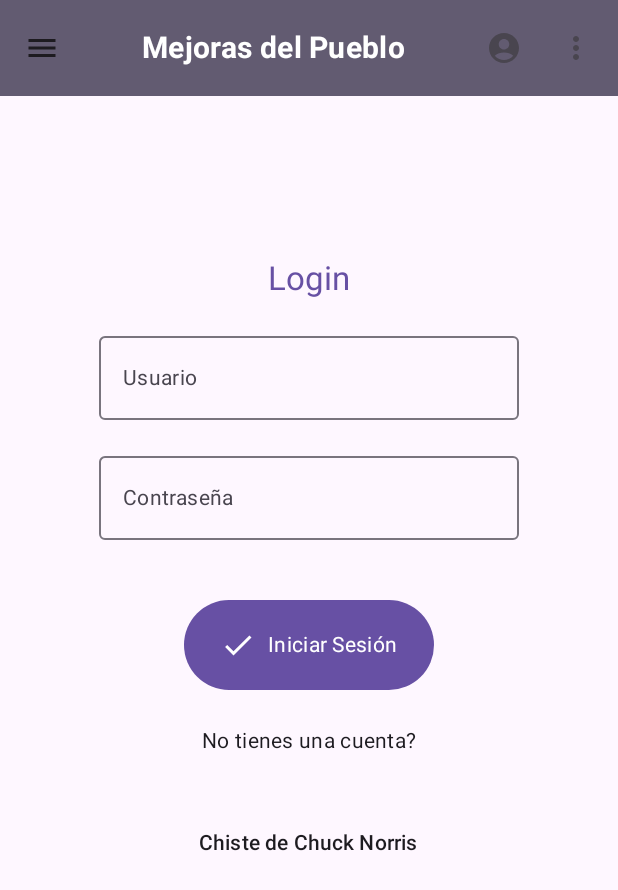
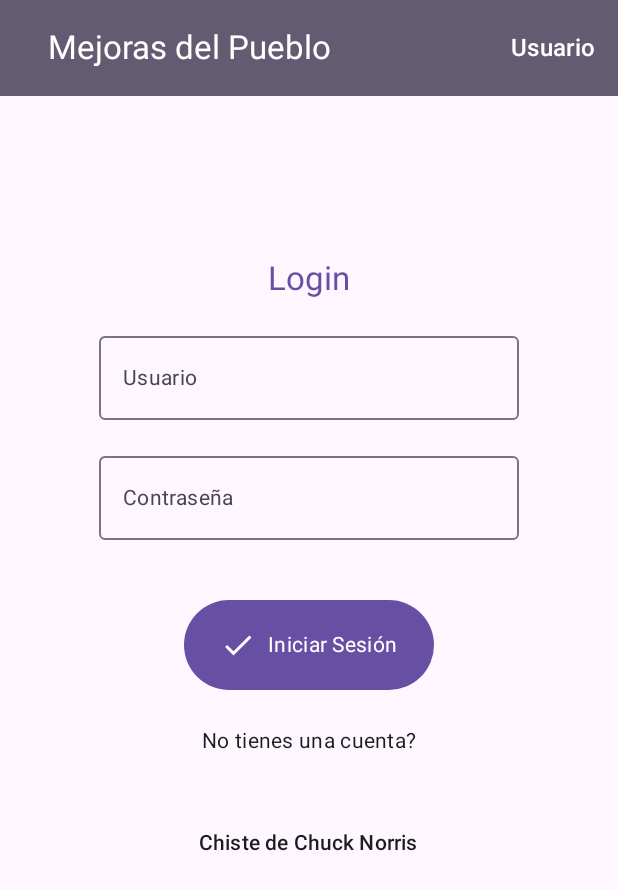
Before and after one commit to Miudo0/MejorasDelPueblo, an Android app built with Jetpack Compose: the screen it shows after launch (MainActivity), on a phone screen of 412 x 824 dp. Shown: the top 890 px of the screen. Run offline under Robolectric (Android 15) with nearby library versions, the phone set to English and light mode, and no system bars; our stand-ins replace Room's generated code; libraries missing offline, so code that uses them is left out: com.jakewharton.retrofit2; network calls fail; 1 statement that could not run was skipped.

Commit message:
Diversos cambios en bdd

```diff
--- a/app/src/main/java/com/empresa/aplicacion/data/MejorasSqliteContrato.kt
+++ b/app/src/main/java/com/empresa/aplicacion/data/SqlLite/MejorasSqliteContrato.kt
@@ -1,4 +1,4 @@
-package com.empresa.aplicacion.data
+package com.empresa.aplicacion.data.SqlLite
 
 import android.provider.BaseColumns
 
--- a/app/src/main/java/com/empresa/aplicacion/data/UsuariosRegistradosDbHelper.kt
+++ b/app/src/main/java/com/empresa/aplicacion/data/SqlLite/UsuariosRegistradosDbHelper.kt
@@ -1,16 +1,17 @@
-package com.empresa.aplicacion.data
+package com.empresa.aplicacion.data.SqlLite
 
 import android.content.Context
 import android.database.sqlite.SQLiteDatabase
 import android.database.sqlite.SQLiteOpenHelper
 import android.provider.BaseColumns
-import androidx.room.Database
+import android.util.Log
 
 
 class UsuariosRegistradosDbHelper(context: Context) :
     SQLiteOpenHelper(context, DATABASE_NAME, null, DATABASE_VERSION) {
     override fun onCreate(db: SQLiteDatabase) {
         db.execSQL(SQL_CREATE_ENTRIES)
+        Log.d("SqlLite", "Se ha creado la base de datos")
         db.execSQL(SQL_INICIAL_USER)
     }
 
@@ -20,7 +21,7 @@ class UsuariosRegistradosDbHelper(context: Context) :
     }
 
     companion object {
-        public const val DATABASE_NAME = "UsuariosRegistrados.db";
+        const val DATABASE_NAME = "UsuariosRegistrados.db";
         private const val DATABASE_VERSION = 1
     }
 }
--- a/app/src/main/java/com/empresa/aplicacion/ui/AppBar.kt
+++ b/app/src/main/java/com/empresa/aplicacion/ui/AppBar.kt
@@ -1,5 +1,7 @@
 package com.empresa.aplicacion.ui
 
+import androidx.compose.foundation.layout.Row
+import androidx.compose.foundation.layout.Spacer
 import androidx.compose.foundation.layout.fillMaxWidth
 import androidx.compose.foundation.layout.padding
 import androidx.compose.material.icons.Icons
@@ -16,9 +18,11 @@ import androidx.compose.material3.TopAppBarDefaults
 import androidx.compose.runtime.Composable
 import androidx.compose.ui.Modifier
 import androidx.compose.ui.graphics.Color
+import androidx.compose.ui.res.colorResource
 import androidx.compose.ui.res.stringResource
 import androidx.compose.ui.text.font.FontWeight
 import androidx.compose.ui.text.style.TextAlign
+import androidx.compose.ui.tooling.preview.Preview
 import androidx.compose.ui.unit.dp
 import androidx.compose.ui.unit.sp
 import com.empresa.aplicacion.R
@@ -27,57 +31,75 @@ import com.empresa.aplicacion.R
 @OptIn(ExperimentalMaterial3Api::class)
 @Composable
 fun AplicacionTopAppBar() {
-    TopAppBar(//Para ponerle botones
+    TopAppBar(
         colors = TopAppBarDefaults.topAppBarColors(
             MaterialTheme.colorScheme.secondary
         ),
-        navigationIcon = {//agregar el icono en la parte derecha
+//        navigationIcon = {//agregar el icono en la parte derecha
+//
+//            IconButton(onClick = { /* No hacer nada por el momento */ }) {
+//                Icon(
+//                    Icons.Filled.Menu,
+//                    contentDescription = "Menu",
+//
+//                    )
+//            }
+//        },
+        title = {
+            Row (
+                modifier = Modifier
+                    .fillMaxWidth(),
+                verticalAlignment = androidx.compose.ui.Alignment.CenterVertically
 
-            IconButton(onClick = { /* No hacer nada por el momento */ }) {
-                Icon(
-                    Icons.Filled.Menu,
-                    contentDescription = "Menu",
-
-                    )
-            }
-        },
-        title = {
-
-            Text(
-                text = stringResource(R.string.titulo_aplicacion),
-                color = Color.White,
-                modifier = Modifier
-                    .padding(16.dp)
-                    .fillMaxWidth(),
-
-                style = MaterialTheme.typography.titleMedium,
-                fontWeight = FontWeight.Bold,
-                fontSize = 20.sp,
-                textAlign = TextAlign.Center
+            ){
+                Text(
+                    text = stringResource(R.string.titulo_aplicacion),
+                    color = colorResource(id = R.color.white),
+                    modifier = Modifier
+                        .padding(16.dp),
 
 
-            )
+                    style = MaterialTheme.typography.titleLarge,
+                    textAlign = TextAlign.Left
+                )
+                Spacer(modifier = Modifier.weight(1f))
+                Text(
+                    text =  "Usuario",
+                    color = colorResource(id = R.color.white),
+                    style = MaterialTheme.typography.titleMedium,
+                    textAlign = TextAlign.Right,
+                    modifier = Modifier
+                        .padding(16.dp)
+                )
+            }
+
 
         },
 
 
-        actions = {//para colocarlos en el lado derecho
-            //boton para ir a la configuracion por ejemplo
-            IconButton(onClick = { /* No hacer nada por el momento */ }) {
-                Icon(
-                    Icons.Filled.AccountCircle,
-                    contentDescription = "Inicio",
+//        actions = {//para colocarlos en el lado derecho
+//            //boton para ir a la configuracion por ejemplo
+//            IconButton(onClick = { /* No hacer nada por el momento */ }) {
+//                Icon(
+//                    Icons.Filled.AccountCircle,
+//                    contentDescription = "Inicio",
+//
+//                    )//icono color blanco
+//            }
+//
+//            IconButton(onClick = { /* No hacer nada por el momento */ }) {
+//                Icon(
+//                    Icons.Filled.MoreVert,
+//                    contentDescription = "Opciones",
+//
+//                    )//icono color blanco
+//            }
+//        }
+    )
+}
 
-                    )//icono color blanco
-            }
-
-            IconButton(onClick = { /* No hacer nada por el momento */ }) {
-                Icon(
-                    Icons.Filled.MoreVert,
-                    contentDescription = "Opciones",
-
-                    )//icono color blanco
-            }
-        }
-    )
-}//fin de la barra superior
+@Composable
+@Preview
+fun AplicacionTopAppbarPreview() {
+    AplicacionTopAppBar()
+}
--- a/app/src/main/java/com/empresa/aplicacion/ui/HomeScreen.kt
+++ b/app/src/main/java/com/empresa/aplicacion/ui/HomeScreen.kt
@@ -169,7 +169,7 @@ private fun ElementosAccesibles(
 @Composable
 fun Previsualizacion() {
     AppTheme {
-        HomeScreen {
+        HomeScreen() {
 
         }
 
@@ -184,7 +184,7 @@ fun Previsualizacion() {
 @Composable
 fun DarkPrevisualizacion() {
     AppTheme {
-        HomeScreen {
+        HomeScreen() {
 
         }
 
--- a/app/src/main/java/com/empresa/aplicacion/ui/MainActivity.kt
+++ b/app/src/main/java/com/empresa/aplicacion/ui/MainActivity.kt
@@ -1,13 +1,8 @@
 package com.empresa.aplicacion.ui
 
 
-import android.app.Application
-import android.content.ContentValues
-import android.database.Cursor
-import android.database.sqlite.SQLiteDatabase
 import android.os.Bundle
 import android.os.PersistableBundle
-import android.provider.BaseColumns
 import android.util.Log
 import androidx.activity.ComponentActivity
 import androidx.activity.compose.setContent
@@ -16,8 +11,6 @@ import androidx.compose.foundation.layout.fillMaxSize
 import androidx.compose.material3.MaterialTheme
 import androidx.compose.material3.Surface
 import androidx.compose.ui.Modifier
-import com.empresa.aplicacion.data.UsuariosRegistradosDbHelper
-import com.empresa.aplicacion.data.UsuariosRegistradosSqliteContrato
 import com.empresa.aplicacion.ui.navigation.NavigationWrapper
 import com.empresa.aplicacion.ui.theme.AppTheme
 
@@ -42,8 +35,13 @@ class MainActivity : ComponentActivity() {
                 }
             }
         }
+        val app = application as MejorasDelpueblo
+        app.leerDatos()
+        app.actualizarPass("Admin", "3333")
+        app.leerDatos()
 
-        leerDatos(context = this.application)
+//         app.borrarDB()
+
     }
 
 
@@ -104,39 +102,3 @@ class MainActivity : ComponentActivity() {
 
 
 }
-
-
-private fun leerDatos(context: Application) {
-
-    val dbHelper = UsuariosRegistradosDbHelper(context)
-
-    val projection = arrayOf(
-        BaseColumns._ID,
-        UsuariosRegistradosSqliteContrato.UsuariosRegistradosEntry.COLUMN_NAME_USERNAME,
-        UsuariosRegistradosSqliteContrato.UsuariosRegistradosEntry.COLUMN_NAME_PASS
-    )
-
-    val cursor = dbHelper.readableDatabase.query(
-        UsuariosRegistradosSqliteContrato.UsuariosRegistradosEntry.TABLE_NAME, projection,
-        null, null, null, null, null
-    )
-with(cursor) {
-    while (cursor.moveToNext()) {
-        val id = cursor.getInt(cursor.getColumnIndexOrThrow(BaseColumns._ID))
-        val username =
-            cursor.getString(cursor.getColumnIndexOrThrow(UsuariosRegistradosSqliteContrato.UsuariosRegistradosEntry.COLUMN_NAME_USERNAME))
-        val pass =
-            cursor.getString(cursor.getColumnIndexOrThrow(UsuariosRegistradosSqliteContrato.UsuariosRegistradosEntry.COLUMN_NAME_PASS))
-        Log.d("SqlLite", "ID: $id, Username: $username, Pass: $pass")
-    }
-}
-    cursor.close()
-
-
-}
-
-private fun borrarBD(context: Application) {
-
-    context.applicationContext.deleteDatabase(UsuariosRegistradosDbHelper.DATABASE_NAME)
-    Log.d("SqlLite", "Borrado de la base de datos")
-}
--- a/app/src/main/java/com/empresa/aplicacion/ui/MejorasDelPueblo.kt
+++ b/app/src/main/java/com/empresa/aplicacion/ui/MejorasDelPueblo.kt
@@ -3,40 +3,107 @@ package com.empresa.aplicacion.ui
 import android.app.Application
 import android.content.ContentValues
 import android.database.sqlite.SQLiteDatabase
+import android.provider.BaseColumns
 import android.util.Log
-import com.empresa.aplicacion.data.UsuariosRegistradosDbHelper
-import com.empresa.aplicacion.data.UsuariosRegistradosSqliteContrato
+import com.empresa.aplicacion.data.SqlLite.UsuariosRegistradosDbHelper
+import com.empresa.aplicacion.data.SqlLite.UsuariosRegistradosSqliteContrato
 
 class MejorasDelpueblo : Application() {
     val TAG = "Mejoras"
 
 
-
-
     override fun onCreate() {
         super.onCreate()
         Log.d(TAG, "onCreate: La aplicación se ha creado.")
-        crearDB()
+       incializarDB()
     }
 
     override fun onTerminate() {
         super.onTerminate()
         Log.d(TAG, "onTerminate: La aplicación se ha terminado.")
         cerrarDB()
-
     }
 
 
-
     var UsuarioDb: SQLiteDatabase? = null
-    private fun crearDB() {
+    private fun incializarDB() {
 
         val dbHelper = UsuariosRegistradosDbHelper(this)
         UsuarioDb = dbHelper.writableDatabase
+        Log.d("SqlLite","Se ha inicializado la base de datos")
     }
 
-   private fun cerrarDB() {
+    private fun cerrarDB() {
         UsuarioDb?.close()
         Log.d("SqlLite", "Base de datos cerrada")
     }
+
+    fun leerDatos() {
+
+        val dbHelper = UsuarioDb ?: return//si no hay base sale
+
+        val projection = arrayOf(
+            BaseColumns._ID,
+            UsuariosRegistradosSqliteContrato.UsuariosRegistradosEntry.COLUMN_NAME_USERNAME,
+            UsuariosRegistradosSqliteContrato.UsuariosRegistradosEntry.COLUMN_NAME_PASS
+        )
+
+        val cursor = dbHelper.query(
+            UsuariosRegistradosSqliteContrato.UsuariosRegistradosEntry.TABLE_NAME, projection,
+            null, null, null, null, null
+        )
+        with(cursor) {
+            while (cursor.moveToNext()) {
+                val id = cursor.getInt(cursor.getColumnIndexOrThrow(BaseColumns._ID))
+                val username =
+                    cursor.getString(cursor.getColumnIndexOrThrow(UsuariosRegistradosSqliteContrato.UsuariosRegistradosEntry.COLUMN_NAME_USERNAME))
+                val pass =
+                    cursor.getString(cursor.getColumnIndexOrThrow(UsuariosRegistradosSqliteContrato.UsuariosRegistradosEntry.COLUMN_NAME_PASS))
+                Log.d("SqlLite", "ID: $id, Username: $username, Pass: $pass")
+            }
+        }
+        cursor.close()
+    }
+
+
+    fun borrarDB() {
+
+        deleteDatabase(UsuariosRegistradosDbHelper.DATABASE_NAME)
+        Log.d("SqlLite", "Base de datos borrada")
+    }
+
+    //Suponiendo que el usuario es unico
+    fun actualizarPass(username: String, newPass: String) {
+        val db = UsuarioDb ?: return
+
+        val contentValues = ContentValues().apply {
+            put(
+                UsuariosRegistradosSqliteContrato.UsuariosRegistradosEntry.COLUMN_NAME_PASS,
+                newPass
+            )
+        }
+
+        val seleccion =
+            "${UsuariosRegistradosSqliteContrato.UsuariosRegistradosEntry.COLUMN_NAME_USERNAME} = ?"
+        val seleccionArg = arrayOf(username)
+
+        val filaAfectada = db.update(
+            UsuariosRegistradosSqliteContrato.UsuariosRegistradosEntry.TABLE_NAME,
+            contentValues,
+            seleccion,
+            seleccionArg,
+
+            )
+
+        if (filaAfectada > 0) {
+            Log.d("SqlLite", "Contraseña actualizada con éxito para el usuario: $username")
+        } else {
+            Log.d(
+                "SqlLite",
+                "No se encontró el usuario con el nombre: $username o no se pudo actualizar."
+            )
+        }
+    }
+
+
 }
--- a/app/src/main/java/com/empresa/aplicacion/ui/PoblemasSugerencias.kt
+++ b/app/src/main/java/com/empresa/aplicacion/ui/PoblemasSugerencias.kt
@@ -174,7 +174,8 @@ private fun TextoCarta(
 fun AppPreview() {
     AppTheme {
         ProblemasScreen(
-            onTabSelected = {}
+            onTabSelected = {},
+
         )
     }
 
--- a/app/src/main/java/com/empresa/aplicacion/ui/navigation/DestinosMejorasPueblo.kt
+++ b/app/src/main/java/com/empresa/aplicacion/ui/navigation/DestinosMejorasPueblo.kt
@@ -1,6 +1,5 @@
 package com.empresa.aplicacion.ui.navigation
 
-import androidx.compose.ui.graphics.vector.ImageVector
 import com.empresa.aplicacion.R
 
 
@@ -48,5 +47,9 @@ object Registro {
     val route: String = "registroScreen"
 }
 
+object Titulo {
+    val route: String = "tituloScreen"
+}
+
 //lista de las pantallas
 var destinosMejoras = listOf(Home, ProblemasSugerencias, Notificaciones, Proyectos, Voluntariado)
--- a/app/src/main/java/com/empresa/aplicacion/ui/navigation/navigationWrapper.kt
+++ b/app/src/main/java/com/empresa/aplicacion/ui/navigation/navigationWrapper.kt
@@ -3,11 +3,14 @@ package com.empresa.aplicacion.ui.navigation
 import android.util.Log
 import androidx.compose.runtime.Composable
 import androidx.compose.runtime.getValue
+import androidx.navigation.NavType
 import androidx.navigation.compose.NavHost
 import androidx.navigation.compose.composable
 import androidx.navigation.compose.currentBackStackEntryAsState
 import androidx.navigation.compose.rememberNavController
+import androidx.navigation.navArgument
 import com.empresa.aplicacion.ui.AplicacionBottomAppBar
+import com.empresa.aplicacion.ui.AplicacionTopAppBar
 import com.empresa.aplicacion.ui.HomeScreen
 import com.empresa.aplicacion.ui.LoginScreen
 import com.empresa.aplicacion.ui.ProblemasScreen
@@ -37,14 +40,15 @@ fun NavigationWrapper() {
 
         }
         composable(route = Home.route) {
-            HomeScreen { ruta ->
+
+            HomeScreen() { ruta ->
                 Log.d("NAVIGATE_TO", "Screen recibida: $ruta")
                 when (ruta) {
                     ProblemasSugerencias.route -> navController.navigate(ProblemasSugerencias.route)
 
                 }
+
             }
-
         }
 
         //navegacion desde problemas y sugerencias
@@ -73,6 +77,12 @@ fun NavigationWrapper() {
 
                 )
         }
+        composable(Titulo.route) {
+            AplicacionTopAppBar(
+
+
+            )
+        }
 
     }
 }
```
Also changed, not shown: app/src/main/java/com/empresa/aplicacion/ui/Login.kt (+1 -12 lines), app/src/main/java/com/empresa/aplicacion/ui/navigation/Screens.kt (deleted, +0 -22 lines).
